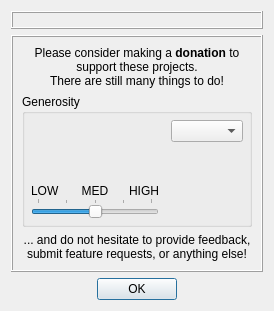
Qt form qtfuzzylite/ui/About.ui (fuzzylite/fuzzylite) before a commit.
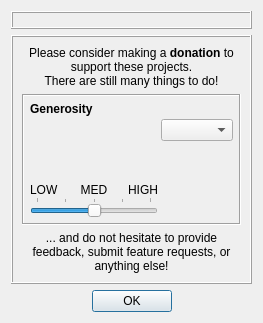
The same form after that commit. Icons and pictures are not drawn.

```diff
--- a/qtfuzzylite/ui/About.ui
+++ b/qtfuzzylite/ui/About.ui
@@ -9,8 +9,8 @@
    <rect>
     <x>0</x>
     <y>0</y>
-    <width>287</width>
-    <height>359</height>
+    <width>278</width>
+    <height>395</height>
    </rect>
   </property>
   <property name="sizePolicy">
@@ -89,19 +89,52 @@
         </property>
        </widget>
       </item>
-      <item alignment="Qt::AlignHCenter">
-       <widget class="QGroupBox" name="groupBox_2">
-        <property name="title">
-         <string>Generosity</string>
+      <item>
+       <widget class="QFrame" name="frame_2">
+        <property name="frameShape">
+         <enum>QFrame::Box</enum>
         </property>
-        <layout class="QHBoxLayout" name="horizontalLayout_2">
+        <property name="frameShadow">
+         <enum>QFrame::Sunken</enum>
+        </property>
+        <layout class="QVBoxLayout" name="verticalLayout_3">
          <property name="spacing">
-          <number>12</number>
+          <number>3</number>
          </property>
          <property name="margin">
           <number>6</number>
          </property>
          <item>
+          <widget class="QLabel" name="label">
+           <property name="sizePolicy">
+            <sizepolicy hsizetype="Expanding" vsizetype="Preferred">
+             <horstretch>0</horstretch>
+             <verstretch>0</verstretch>
+            </sizepolicy>
+           </property>
+           <property name="font">
+            <font>
+             <weight>75</weight>
+             <bold>true</bold>
+            </font>
+           </property>
+           <property name="text">
+            <string>Generosity</string>
+           </property>
+           <property name="textFormat">
+            <enum>Qt::PlainText</enum>
+           </property>
+           <property name="alignment">
+            <set>Qt::AlignLeading|Qt::AlignLeft|Qt::AlignVCenter</set>
+           </property>
+          </widget>
+         </item>
+         <item>
+          <layout class="QHBoxLayout" name="horizontalLayout_3">
+           <property name="rightMargin">
+            <number>0</number>
+           </property>
+           <item>
           <layout class="QVBoxLayout" name="verticalLayout_5">
            <property name="spacing">
             <number>0</number>
@@ -243,6 +276,8 @@
               <bool>true</bool>
              </property>
             </widget>
+             </item>
+            </layout>
            </item>
           </layout>
          </item>
```
Lines whose indentation alone changed are shown as unchanged.
